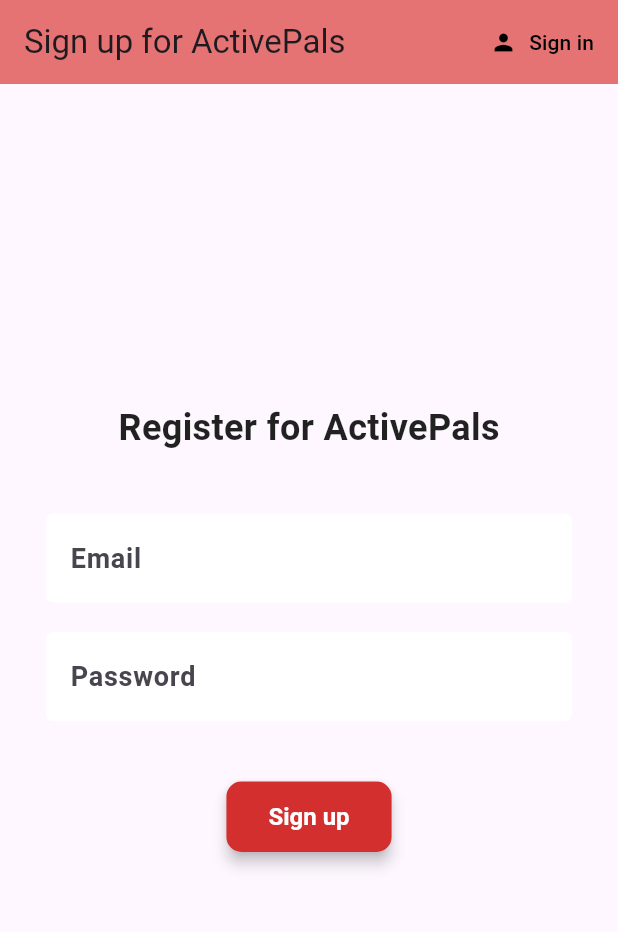
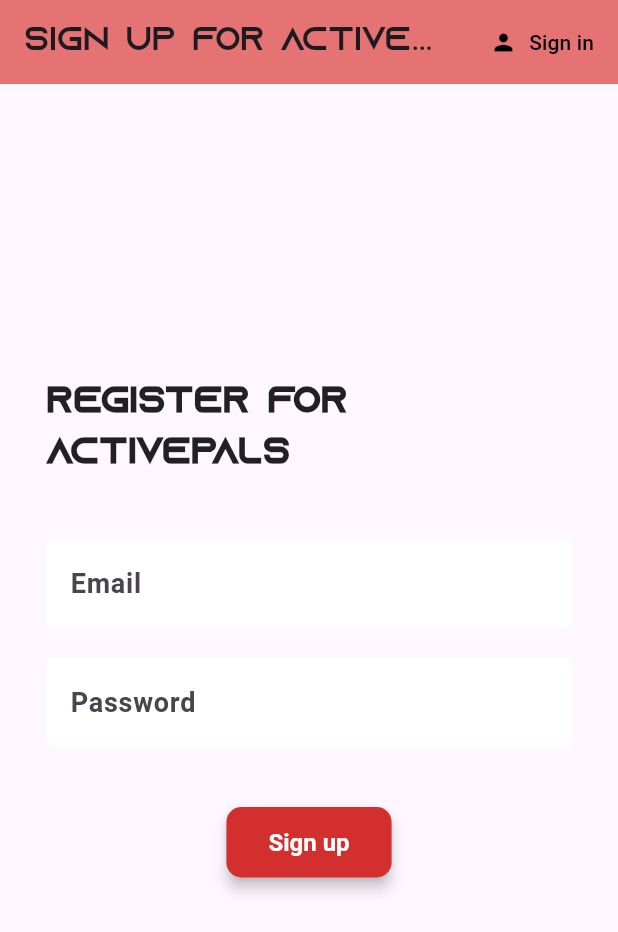
Before and after one commit to JalalA984/active-pals, a Flutter app: the screen it shows after launch, after a tap on "Sign in", after a tap on "Register", on a phone screen of 412 x 824 dp. Shown: the top 932 px of the screen. Run offline on Flutter 3.47's test engine with Material 3 defaults, Android fonts, the light colour scheme and no system bars; our stand-ins replace cloud_firestore, firebase_auth, firebase_core, flutter_spinkit; accounts and stored records are empty; generated files the repository leaves out were written again.

Commit message:
complete project

```diff
--- a/lib/screens/auth/register.dart
+++ b/lib/screens/auth/register.dart
@@ -33,7 +33,12 @@
             appBar: AppBar(
               backgroundColor: Colors.red[300],
               elevation: 0.0,
-              title: const Text("Sign up for ActivePals"),
+              title: const Text(
+                "Sign up for ActivePals",
+                style: TextStyle(
+                  fontFamily: 'Azonix', // Apply the custom font
+                ),
+              ),
               actions: [
                 TextButton.icon(
                     onPressed: () {
@@ -42,7 +47,9 @@
                     icon: const Icon(Icons.person, color: Colors.black),
                     label: const Text(
                       "Sign in",
-                      style: TextStyle(color: Colors.black),
+                      style: TextStyle(
+                        color: Colors.black,
+                      ),
                     )),
               ],
             ),
@@ -58,6 +65,7 @@
                         fontSize: 24,
                         fontWeight: FontWeight.bold,
                         color: Colors.black87,
+                        fontFamily: 'Azonix',
                       ),
                     ),
                     const SizedBox(height: 20.0),
@@ -105,7 +113,8 @@
                                     if (result == null) {
                                       log("register process FAIL on firebase auth backend");
                                       setState(() {
-                                        error = "Please supply a valid email and/or password";
+                                        error =
+                                            "Please supply a valid email and/or password";
                                         loading = false;
                                       });
                                     }
--- a/lib/screens/auth/sign_in.dart
+++ b/lib/screens/auth/sign_in.dart
@@ -26,11 +26,18 @@
 
   @override
   Widget build(BuildContext context) {
-    return loading ? Loading() : Scaffold(
+    return loading
+        ? Loading()
+        : Scaffold(
             appBar: AppBar(
               backgroundColor: Colors.blue[400],
               elevation: 0.0,
-        title: const Text("Sign in to ActivePals"),
+              title: const Text(
+                "Sign in to ActivePals",
+                style: TextStyle(
+                  fontFamily: 'Azonix', // Apply the custom font
+                ),
+              ),
               actions: [
                 TextButton.icon(
                     onPressed: () {
@@ -55,6 +62,7 @@
                         fontSize: 24,
                         fontWeight: FontWeight.bold,
                         color: Colors.black87,
+                        fontFamily: 'Azonix',
                       ),
                     ),
                     const SizedBox(height: 20.0),
@@ -66,8 +74,8 @@
                               height: 20,
                             ),
                             TextFormField(
-                        decoration:
-                            textInputDecoration.copyWith(hintText: "Email"),
+                              decoration: textInputDecoration.copyWith(
+                                  hintText: "Email"),
                               validator: (val) =>
                                   val!.isEmpty ? "Enter an email" : null,
                               onChanged: (val) {
@@ -78,8 +86,8 @@
                               height: 20,
                             ),
                             TextFormField(
-                        decoration:
-                            textInputDecoration.copyWith(hintText: "Password"),
+                              decoration: textInputDecoration.copyWith(
+                                  hintText: "Password"),
                               obscureText: true,
                               validator: (val) => val!.length < 6
                                   ? "Enter a password with 6+ characters"
@@ -97,12 +105,13 @@
                                   if (_formKey.currentState!.validate()) {
                                     setState(() => loading = true);
                                     log("sign in button press form validate passed");
-                              dynamic result =
-                                  await _auth.signWithEandP(email, password);
+                                    dynamic result = await _auth.signWithEandP(
+                                        email, password);
                                     if (result == null) {
                                       log("sign in FAIL on firebase auth backend");
                                       setState(() {
-                                  error = "Email and/or password incorrect";
+                                        error =
+                                            "Email and/or password incorrect";
                                         loading = false;
                                       });
                                     }
--- a/pubspec.yaml
+++ b/pubspec.yaml
@@ -92,3 +92,7 @@
   #
   # For details regarding fonts from package dependencies,
   # see https://flutter.dev/to/font-from-package
+  fonts:
+      - family: Azonix
+        fonts:
+          - asset: assets/fonts/Azonix.otf
```
Also changed, not shown: lib/screens/home/home.dart (+7 -2 lines), assets/bg.jpg (added), assets/bg.png (deleted), assets/fonts/Azonix.otf (added). Lines whose indentation alone changed are shown as unchanged.
